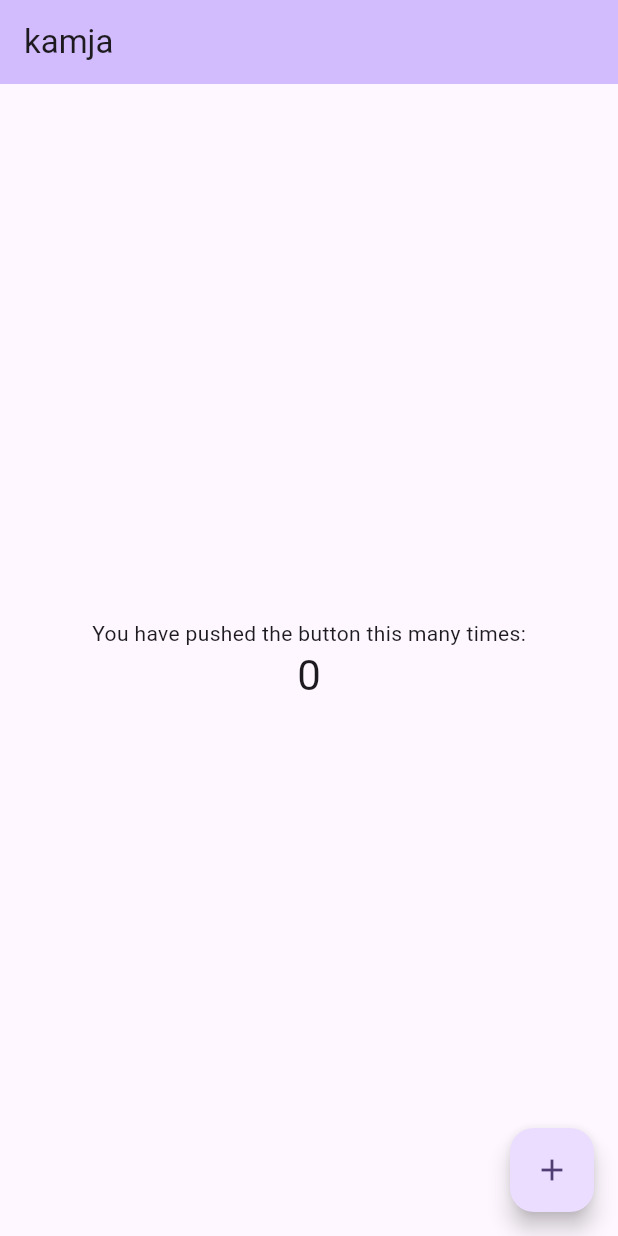
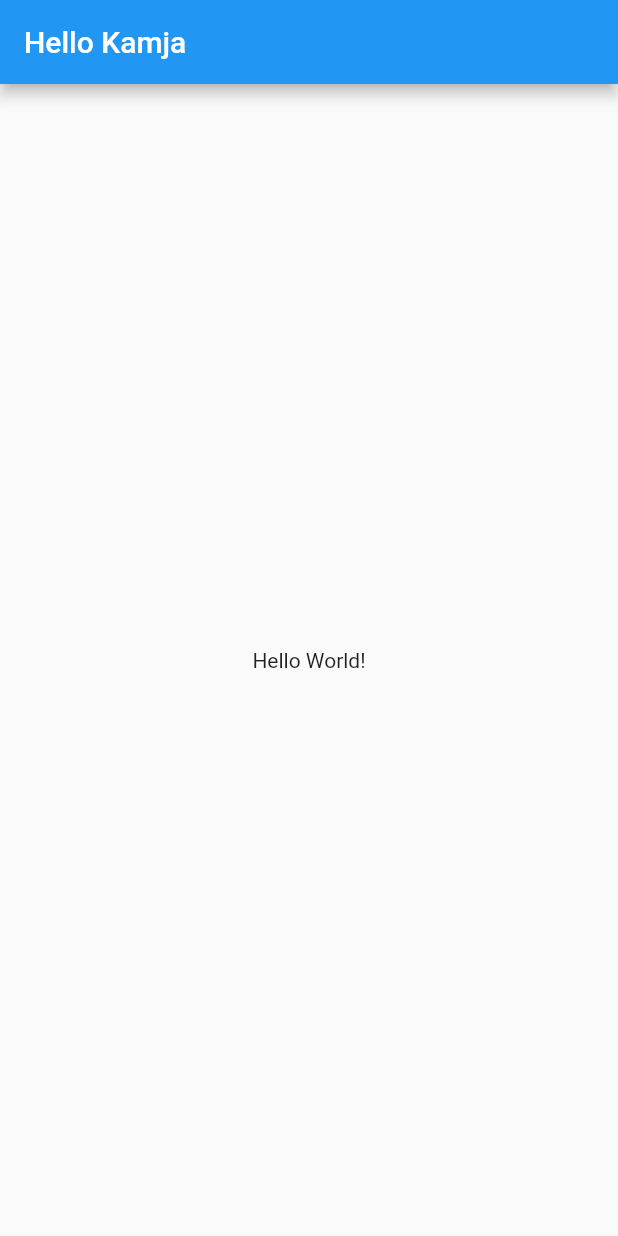
Before and after one commit to kamja44/Flutter, a Flutter app: the screen it shows after launch, on a phone screen of 412 x 824 dp. Run offline on Flutter 3.47's test engine with Material 2 defaults, Android fonts, the phone set to English and light mode, and no system bars.

Commit message:
Hello Flutter

```diff
--- a/toonflix/lib/main.dart
+++ b/toonflix/lib/main.dart
@@ -1,125 +1,24 @@
 import 'package:flutter/material.dart';
 
 void main() {
-  runApp(const MyApp());
+  runApp(App());
 }
 
-class MyApp extends StatelessWidget {
-  const MyApp({super.key});
-
-  // This widget is the root of your application.
+// main 함수의 runApp함수에 할당하는 widget
+// 즉, App widget은 우리 앱의 root이다.
+// root widget은 materialApp() 혹은 cupertinoApp()을 return 해야한다.
+class App extends StatelessWidget {
   @override
   Widget build(BuildContext context) {
     return MaterialApp(
-      title: 'Flutter Demo',
-      theme: ThemeData(
-        // This is the theme of your application.
-        //
-        // TRY THIS: Try running your application with "flutter run". You'll see
-        // the application has a blue toolbar. Then, without quitting the app,
-        // try changing the seedColor in the colorScheme below to Colors.green
-        // and then invoke "hot reload" (save your changes or press the "hot
-        // reload" button in a Flutter-supported IDE, or press "r" if you used
-        // the command line to start the app).
-        //
-        // Notice that the counter didn't reset back to zero; the application
-        // state is not lost during the reload. To reset the state, use hot
-        // restart instead.
-        //
-        // This works for code too, not just values: Most code changes can be
-        // tested with just a hot reload.
-        colorScheme: ColorScheme.fromSeed(seedColor: Colors.deepPurple),
-        useMaterial3: true,
+      home: Scaffold(
+        appBar: AppBar(
+          title: Text("Hello Kamja"),
+        ),
+        body: Center(
+          child: Text("Hello World!"),
+        ),
       ),
-      home: const MyHomePage(title: 'kamja'),
     );
   }
 }
-
-class MyHomePage extends StatefulWidget {
-  const MyHomePage({super.key, required this.title});
-
-  // This widget is the home page of your application. It is stateful, meaning
-  // that it has a State object (defined below) that contains fields that affect
-  // how it looks.
-
-  // This class is the configuration for the state. It holds the values (in this
-  // case the title) provided by the parent (in this case the App widget) and
-  // used by the build method of the State. Fields in a Widget subclass are
-  // always marked "final".
-
-  final String title;
-
-  @override
-  State<MyHomePage> createState() => _MyHomePageState();
-}
-
-class _MyHomePageState extends State<MyHomePage> {
-  int _counter = 0;
-
-  void _incrementCounter() {
-    setState(() {
-      // This call to setState tells the Flutter framework that something has
-      // changed in this State, which causes it to rerun the build method below
-      // so that the display can reflect the updated values. If we changed
-      // _counter without calling setState(), then the build method would not be
-      // called again, and so nothing would appear to happen.
-      _counter++;
-    });
-  }
-
-  @override
-  Widget build(BuildContext context) {
-    // This method is rerun every time setState is called, for instance as done
-    // by the _incrementCounter method above.
-    //
-    // The Flutter framework has been optimized to make rerunning build methods
-    // fast, so that you can just rebuild anything that needs updating rather
-    // than having to individually change instances of widgets.
-    return Scaffold(
-      appBar: AppBar(
-        // TRY THIS: Try changing the color here to a specific color (to
-        // Colors.amber, perhaps?) and trigger a hot reload to see the AppBar
-        // change color while the other colors stay the same.
-        backgroundColor: Theme.of(context).colorScheme.inversePrimary,
-        // Here we take the value from the MyHomePage object that was created by
-        // the App.build method, and use it to set our appbar title.
-        title: Text(widget.title),
-      ),
-      body: Center(
-        // Center is a layout widget. It takes a single child and positions it
-        // in the middle of the parent.
-        child: Column(
-          // Column is also a layout widget. It takes a list of children and
-          // arranges them vertically. By default, it sizes itself to fit its
-          // children horizontally, and tries to be as tall as its parent.
-          //
-          // Column has various properties to control how it sizes itself and
-          // how it positions its children. Here we use mainAxisAlignment to
-          // center the children vertically; the main axis here is the vertical
-          // axis because Columns are vertical (the cross axis would be
-          // horizontal).
-          //
-          // TRY THIS: Invoke "debug painting" (choose the "Toggle Debug Paint"
-          // action in the IDE, or press "p" in the console), to see the
-          // wireframe for each widget.
-          mainAxisAlignment: MainAxisAlignment.center,
-          children: <Widget>[
-            const Text(
-              'You have pushed the button this many times:',
-            ),
-            Text(
-              '$_counter',
-              style: Theme.of(context).textTheme.headlineMedium,
-            ),
-          ],
-        ),
-      ),
-      floatingActionButton: FloatingActionButton(
-        onPressed: _incrementCounter,
-        tooltip: 'Increment',
-        child: const Icon(Icons.add),
-      ), // This trailing comma makes auto-formatting nicer for build methods.
-    );
-  }
-}
```
Also changed, not shown: 1 other file.
